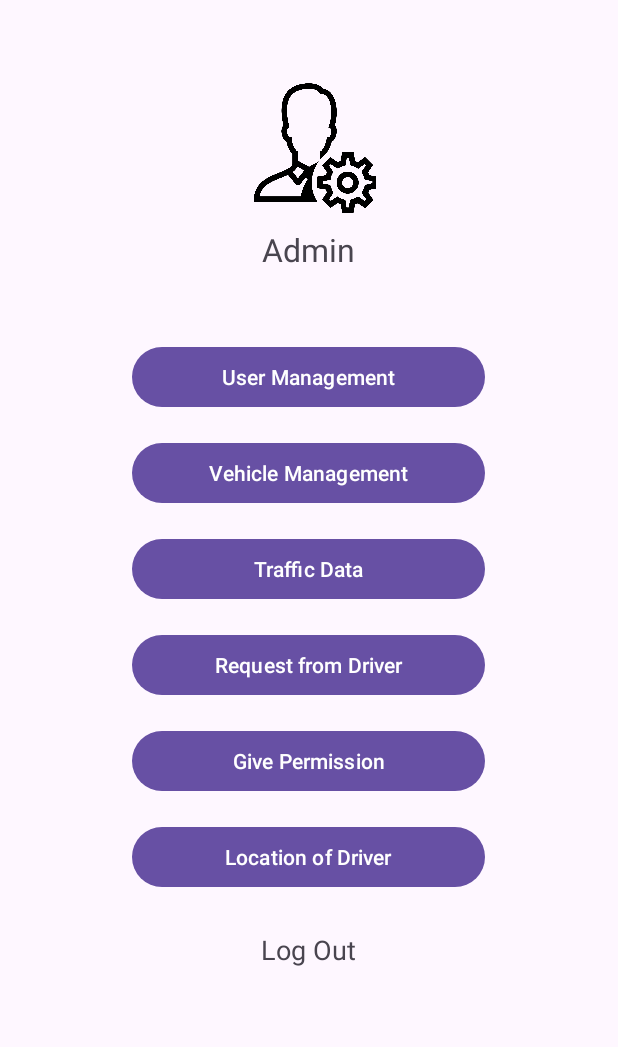
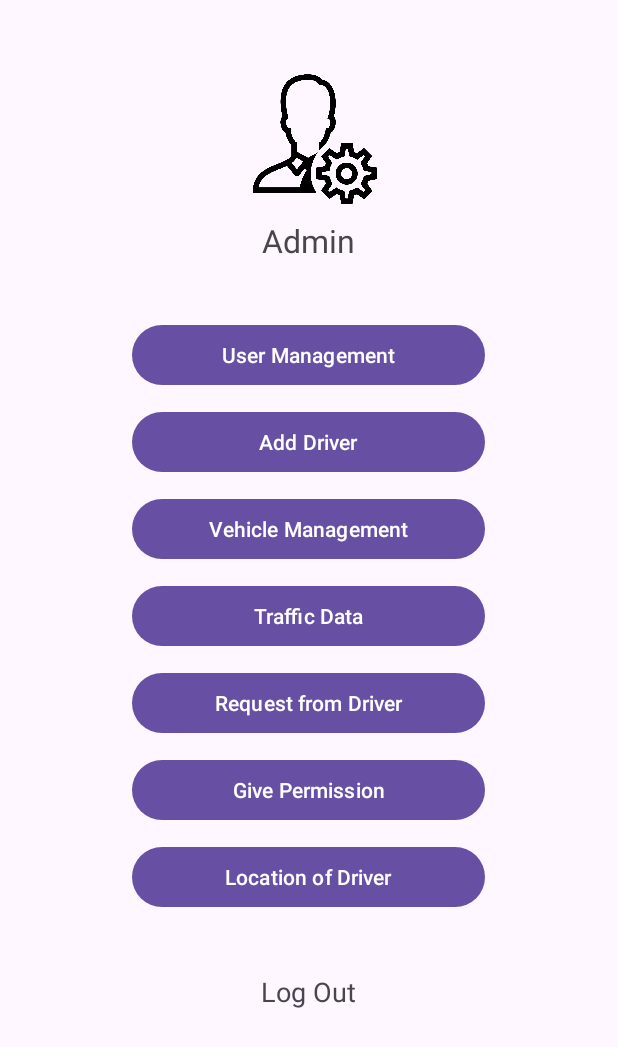
Before and after one commit to hirtikmalvi/EVAS, an Android app: the AdminActivity screen opened directly, with no data from a screen before it, on a phone screen of 412 x 824 dp. Shown: the top 1047 px of the screen. Run offline under Robolectric (Android 15) with nearby library versions, the phone set to English and light mode, and no system bars; our stand-ins replace Firebase (no records; nobody signed in at launch, a user with empty details on screens opened directly).

Commit message:
Admin Can Add a Driver

```diff
--- a/app/build.gradle.kts
+++ b/app/build.gradle.kts
@@ -1,6 +1,7 @@
 plugins {
     id("com.android.application")
     id("com.google.gms.google-services")
+    id("com.google.android.libraries.mapsplatform.secrets-gradle-plugin")
 }
 
 android {
@@ -46,6 +47,7 @@ dependencies {
     implementation("com.google.firebase:firebase-auth:22.2.0")
     implementation(platform("com.google.firebase:firebase-bom:32.4.1"))
     implementation("com.google.firebase:firebase-database:20.3.0")
+    implementation("com.google.android.gms:play-services-maps:18.1.0")
     testImplementation("junit:junit:4.13.2")
     androidTestImplementation("androidx.test.ext:junit:1.1.5")
     androidTestImplementation("androidx.test.espresso:espresso-core:3.5.1")
--- a/app/src/main/java/com/example/evas/AdminActivity.java
+++ b/app/src/main/java/com/example/evas/AdminActivity.java
@@ -30,8 +30,18 @@ public class AdminActivity extends AppCompatActivity {
         Button sendAlertButton = findViewById(R.id.sendAlertButton);
         Button locationOfDriverButton = findViewById(R.id.locationOfDriverButton);
         TextView logOutTextView = findViewById(R.id.logOutTextView);
+        Button addDriverButton = findViewById(R.id.addDriverAA);
 
         // Add click listeners for the buttons
+
+        Intent addDriver = new Intent(this, AddDriverAdminA.class);
+        addDriverButton.setOnClickListener(new View.OnClickListener() {
+            @Override
+            public void onClick(View v) {
+                startActivity(addDriver);
+            }
+        });
+
         trafficDataButton.setOnClickListener(new View.OnClickListener() {
             @Override
             public void onClick(View v) {
--- a/app/src/main/res/layout/activity_admin.xml
+++ b/app/src/main/res/layout/activity_admin.xml
@@ -18,7 +18,7 @@
         android:layout_height="175dp"
         android:orientation="vertical"
         android:layout_gravity="center_horizontal"
-        android:padding="16dp">
+        android:padding="10dp">
 
         <ImageView
             android:id="@+id/adminImageView"
@@ -43,31 +43,37 @@
 
     <LinearLayout
         android:layout_width="match_parent"
-        android:layout_height="wrap_content"
+        android:layout_height="match_parent"
         android:layout_marginTop="10dp"
         android:orientation="vertical"
         android:gravity="center_horizontal"
-        android:padding="10dp">
+        android:padding="1dp">
 
         <Button
             android:id="@+id/userManagementAA"
             android:layout_width="235dp"
             android:layout_height="wrap_content"
-            android:layout_marginTop="16dp"
+            android:layout_marginTop="10dp"
             android:text="User Management" />
 
+        <Button
+            android:id="@+id/addDriverAA"
+            android:layout_width="235dp"
+            android:layout_height="wrap_content"
+            android:layout_marginTop="10dp"
+            android:text="Add Driver" />
         <Button
             android:id="@+id/vehicleManagementAA"
             android:layout_width="235dp"
             android:layout_height="wrap_content"
-            android:layout_marginTop="16dp"
+            android:layout_marginTop="10dp"
             android:text="Vehicle Management" />
 
         <Button
             android:id="@+id/trafficDataButton"
             android:layout_width="235dp"
             android:layout_height="wrap_content"
-            android:layout_marginTop="16dp"
+            android:layout_marginTop="10dp"
             android:text="Traffic Data" />
 
         <Button
@@ -75,20 +81,20 @@
             android:layout_width="235dp"
             android:layout_height="wrap_content"
             android:text="Request from Driver"
-            android:layout_marginTop="16dp" />
+            android:layout_marginTop="10dp" />
 
         <Button
             android:id="@+id/sendAlertButton"
             android:layout_width="235dp"
             android:layout_height="wrap_content"
             android:text="Give Permission"
-            android:layout_marginTop="16dp" />
+            android:layout_marginTop="10dp" />
 
         <Button
             android:id="@+id/locationOfDriverButton"
             android:layout_width="235dp"
             android:layout_height="wrap_content"
-            android:layout_marginTop="16dp"
+            android:layout_marginTop="10dp"
             android:text="Location of Driver" />
 
         <TextView
@@ -96,7 +102,7 @@
             android:layout_width="wrap_content"
             android:layout_height="30dp"
             android:layout_gravity="center_horizontal"
-            android:layout_marginTop="25dp"
+            android:layout_marginTop="40dp"
             android:text="Log Out"
             android:textSize="18sp" />
 
--- a/app/src/main/res/values/strings.xml
+++ b/app/src/main/res/values/strings.xml
@@ -1,3 +1,4 @@
 <resources>
     <string name="app_name">EVAS</string>
+    <string name="title_activity_maps">MapsActivity</string>
 </resources>
--- a/build.gradle.kts
+++ b/build.gradle.kts
@@ -6,4 +6,5 @@ buildscript {
 // Top-level build file where you can add configuration options common to all sub-projects/modules.
 plugins {
     id("com.android.application") version "8.1.2" apply false
+    id("com.google.android.libraries.mapsplatform.secrets-gradle-plugin") version "2.0.1" apply false
 }
```
Also changed, not shown: app/src/main/AndroidManifest.xml (+27 -10 lines), app/src/main/java/com/example/evas/AddDriverAdminA.java (added, +89 -0 lines), app/src/main/java/com/example/evas/DriverLoginActivity.java (+8 -13 lines), app/src/main/java/com/example/evas/DriverSignUpActivity.java (deleted, +0 -75 lines), app/src/main/java/com/example/evas/MapsActivity.java (added, +50 -0 lines), app/src/main/java/com/example/evas/Models/Drivers.java (+50 -2 lines), app/src/main/res/layout/activity_add_driver_aa.xml (renamed from app/src/main/res/layout/activity_driver_sign_up.xml, +39 -12 lines), app/src/main/res/layout/activity_driver_login.xml (+0 -9 lines), app/src/main/res/layout/activity_maps.xml (added, +9 -0 lines).
